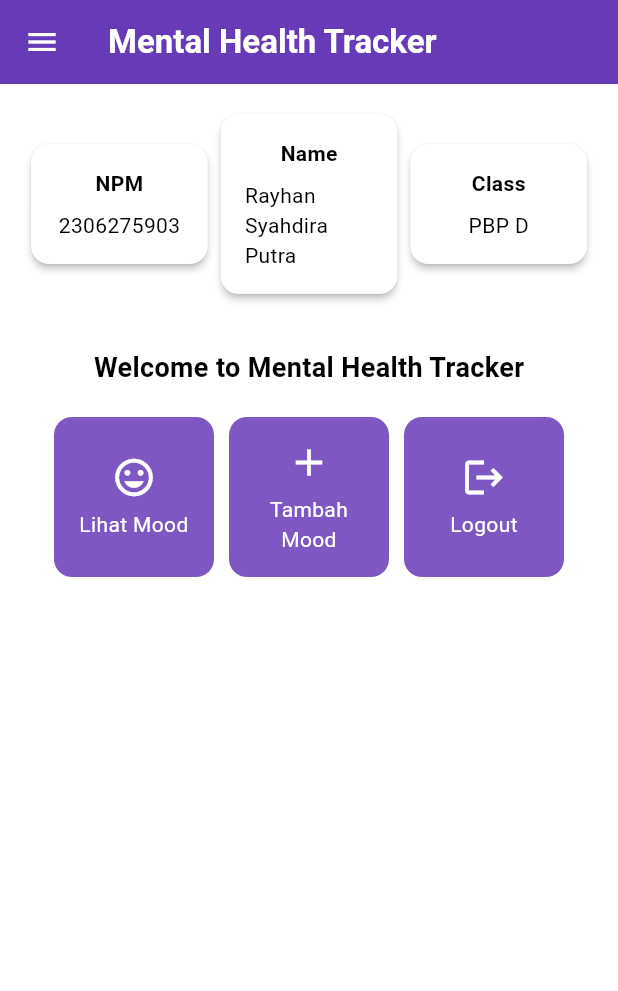
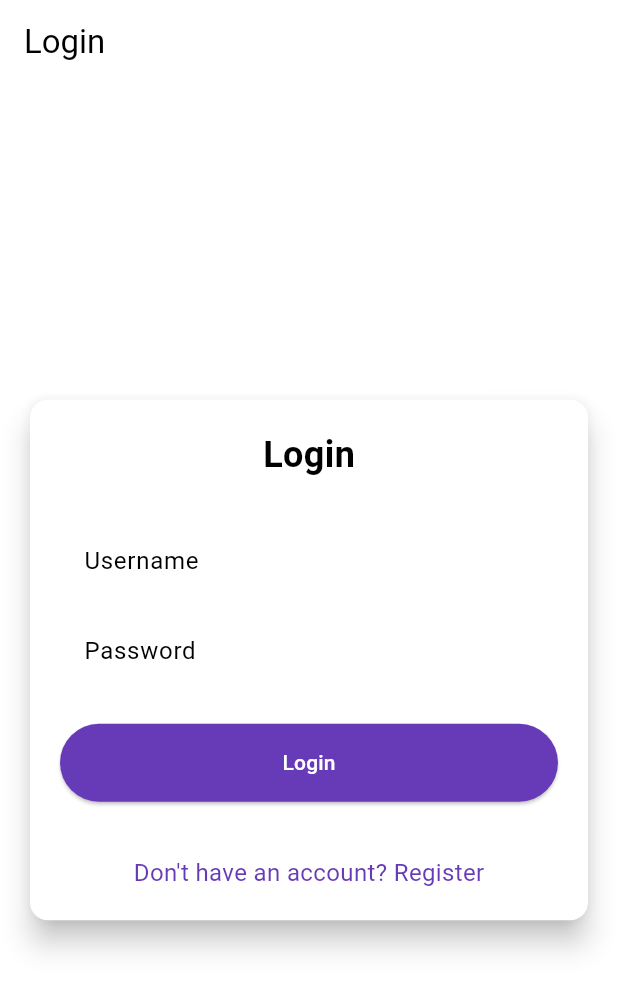
Before and after one commit to RayhanSP/mental-health-tracker-mobile, a Flutter app: the screen it shows after launch, on a phone screen of 412 x 824 dp. Shown: the top 991 px of the screen. Run offline on Flutter 3.47's test engine with Material 3 defaults, Android fonts, the phone set to English and light mode, and no system bars; missing offline and left inert: pbp_django_auth.

Commit message:
Tutorial 8 done

```diff
--- a/lib/main.dart
+++ b/lib/main.dart
@@ -1,5 +1,7 @@
 import 'package:flutter/material.dart';
-import 'package:mental_health_tracker/screens/menu.dart';
+import 'package:mental_health_tracker/screens/login.dart';
+import 'package:pbp_django_auth/pbp_django_auth.dart';
+import 'package:provider/provider.dart';
 
 void main() {
   runApp(const MyApp());
@@ -8,33 +10,23 @@ void main() {
 class MyApp extends StatelessWidget {
   const MyApp({super.key});
 
-  // This widget is the root of your application.
   @override
   Widget build(BuildContext context) {
-    return MaterialApp(
-      title: 'Flutter Demo',
-      theme: ThemeData(
-        // This is the theme of your application.
-        //
-        // TRY THIS: Try running your application with "flutter run". You'll see
-        // the application has a purple toolbar. Then, without quitting the app,
-        // try changing the seedColor in the colorScheme below to Colors.green
-        // and then invoke "hot reload" (save your changes or press the "hot
-        // reload" button in a Flutter-supported IDE, or press "r" if you used
-        // the command line to start the app).
-        //
-        // Notice that the counter didn't reset back to zero; the application
-        // state is not lost during the reload. To reset the state, use hot
-        // restart instead.
-        //
-        // This works for code too, not just values: Most code changes can be
-        // tested with just a hot reload.
-        colorScheme: ColorScheme.fromSwatch(
-          primarySwatch: Colors.deepPurple,
-        ).copyWith(secondary: Colors.deepPurple[400]),
-        useMaterial3: true,
+    return Provider(
+      create: (_) {
+        CookieRequest request = CookieRequest();
+        return request;
+      },
+      child: MaterialApp(
+        title: 'Mental Health Tracker',
+        theme: ThemeData(
+          useMaterial3: true,
+          colorScheme: ColorScheme.fromSwatch(
+            primarySwatch: Colors.deepPurple,
+          ).copyWith(secondary: Colors.deepPurple[400]),
+        ),
+        home: const LoginPage(),
       ),
-      home: MyHomePage(),
     );
   }
 }
--- /dev/null
+++ b/lib/screens/login.dart
@@ -0,0 +1,180 @@
+import 'package:mental_health_tracker/screens/menu.dart';
+import 'package:flutter/material.dart';
+import 'package:pbp_django_auth/pbp_django_auth.dart';
+import 'package:provider/provider.dart';
+import 'package:mental_health_tracker/screens/register.dart';
+
+void main() {
+  runApp(const LoginApp());
+}
+
+class LoginApp extends StatelessWidget {
+  const LoginApp({super.key});
+
+  @override
+  Widget build(BuildContext context) {
+    return MaterialApp(
+      title: 'Login',
+      theme: ThemeData(
+        useMaterial3: true,
+        colorScheme: ColorScheme.fromSwatch(
+          primarySwatch: Colors.deepPurple,
+        ).copyWith(secondary: Colors.deepPurple[400]),
+      ),
+      home: const LoginPage(),
+    );
+  }
+}
+
+class LoginPage extends StatefulWidget {
+  const LoginPage({super.key});
+
+  @override
+  State<LoginPage> createState() => _LoginPageState();
+}
+
+class _LoginPageState extends State<LoginPage> {
+  final TextEditingController _usernameController = TextEditingController();
+  final TextEditingController _passwordController = TextEditingController();
+
+  @override
+  Widget build(BuildContext context) {
+    final request = context.watch<CookieRequest>();
+
+    return Scaffold(
+      appBar: AppBar(
+        title: const Text('Login'),
+      ),
+      body: Center(
+        child: SingleChildScrollView(
+          padding: const EdgeInsets.all(16.0),
+          child: Card(
+            elevation: 8,
+            shape: RoundedRectangleBorder(
+              borderRadius: BorderRadius.circular(12.0),
+            ),
+            child: Padding(
+              padding: const EdgeInsets.all(20.0),
+              child: Column(
+                mainAxisSize: MainAxisSize.min,
+                children: [
+                  const Text(
+                    'Login',
+                    style: TextStyle(
+                      fontSize: 24.0,
+                      fontWeight: FontWeight.bold,
+                    ),
+                  ),
+                  const SizedBox(height: 30.0),
+                  TextField(
+                    controller: _usernameController,
+                    decoration: const InputDecoration(
+                      labelText: 'Username',
+                      hintText: 'Enter your username',
+                      border: OutlineInputBorder(
+                        borderRadius: BorderRadius.all(Radius.circular(12.0)),
+                      ),
+                      contentPadding:
+                          EdgeInsets.symmetric(horizontal: 12.0, vertical: 8.0),
+                    ),
+                  ),
+                  const SizedBox(height: 12.0),
+                  TextField(
+                    controller: _passwordController,
+                    decoration: const InputDecoration(
+                      labelText: 'Password',
+                      hintText: 'Enter your password',
+                      border: OutlineInputBorder(
+                        borderRadius: BorderRadius.all(Radius.circular(12.0)),
+                      ),
+                      contentPadding:
+                          EdgeInsets.symmetric(horizontal: 12.0, vertical: 8.0),
+                    ),
+                    obscureText: true,
+                  ),
+                  const SizedBox(height: 24.0),
+                  ElevatedButton(
+                    onPressed: () async {
+                      String username = _usernameController.text;
+                      String password = _passwordController.text;
+
+                      // Cek kredensial
+                      // Untuk menyambungkan Android emulator dengan Django pada localhost,
+                      // gunakan URL http://10.0.2.2/
+                      final response = await request
+                          .login("http://localhost:8000/auth/login/", {
+                        'username': username,
+                        'password': password,
+                      });
+
+                      if (request.loggedIn) {
+                        String message = response['message'];
+                        String uname = response['username'];
+                        if (context.mounted) {
+                          Navigator.pushReplacement(
+                            context,
+                            MaterialPageRoute(
+                                builder: (context) => MyHomePage()),
+                          );
+                          ScaffoldMessenger.of(context)
+                            ..hideCurrentSnackBar()
+                            ..showSnackBar(
+                              SnackBar(
+                                  content:
+                                      Text("$message Selamat datang, $uname.")),
+                            );
+                        }
+                      } else {
+                        if (context.mounted) {
+                          showDialog(
+                            context: context,
+                            builder: (context) => AlertDialog(
+                              title: const Text('Login Gagal'),
+                              content: Text(response['message']),
+                              actions: [
+                                TextButton(
+                                  child: const Text('OK'),
+                                  onPressed: () {
+                                    Navigator.pop(context);
+                                  },
+                                ),
+                              ],
+                            ),
+                          );
+                        }
+                      }
+                    },
+                    style: ElevatedButton.styleFrom(
+                      foregroundColor: Colors.white,
+                      minimumSize: Size(double.infinity, 50),
+                      backgroundColor: Theme.of(context).colorScheme.primary,
+                      padding: const EdgeInsets.symmetric(vertical: 16.0),
+                    ),
+                    child: const Text('Login'),
+                  ),
+                  const SizedBox(height: 36.0),
+                  GestureDetector(
+                    onTap: () {
+                      Navigator.push(
+                        context,
+                        MaterialPageRoute(
+                            builder: (context) => const RegisterPage()),
+                      );
+                    },
+                    child: Text(
+                      'Don\'t have an account? Register',
+                      style: TextStyle(
+                        color: Theme.of(context).colorScheme.primary,
+                        fontSize: 16.0,
+                      ),
+                    ),
+                  ),
+                ],
+              ),
+            ),
+          ),
+        ),
+      ),
+    );
+  }
+}
--- a/pubspec.yaml
+++ b/pubspec.yaml
@@ -35,6 +35,9 @@ dependencies:
   # The following adds the Cupertino Icons font to your application.
   # Use with the CupertinoIcons class for iOS style icons.
   cupertino_icons: ^1.0.8
+  provider: ^6.1.2
+  pbp_django_auth: ^0.4.0
+  http: ^1.2.2
 
 dev_dependencies:
   flutter_test:
```
Also changed, not shown: lib/models/mood_entry.dart (added, +68 -0 lines), lib/screens/list_moodentry.dart (added, +89 -0 lines), lib/screens/moodentry_form.dart (+35 -28 lines), lib/screens/register.dart (added, +166 -0 lines), lib/widgets/left_drawer.dart (+12 -0 lines), lib/widgets/mood_card.dart (+44 -11 lines), pubspec.lock, 2 other files.
